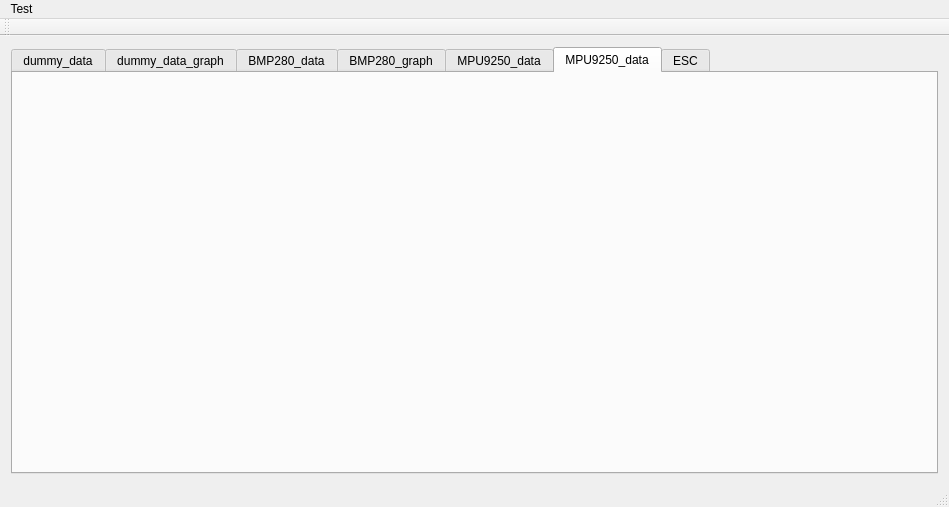
The window that src/mainwindow.ui (plasticadmiral/GUI-Base-Station-) describes before a commit, drawn with Qt 5.
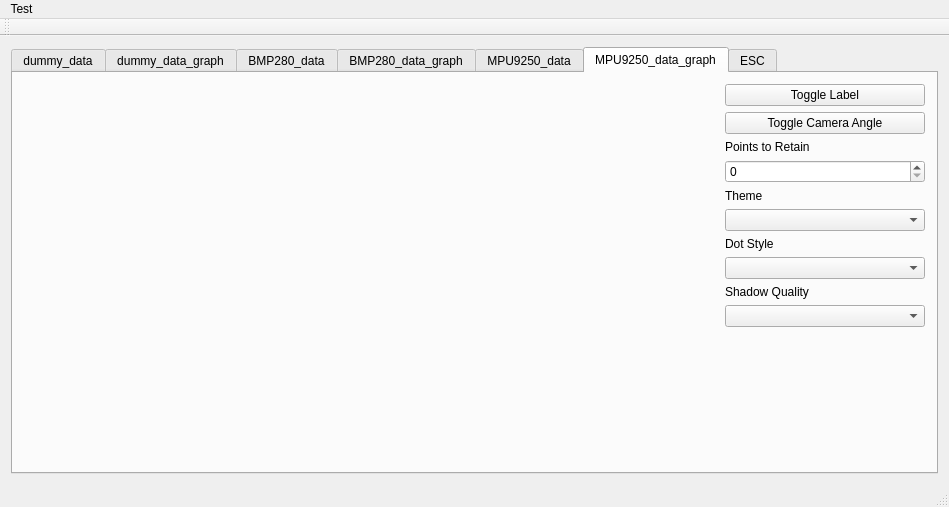
The same window after the commit. The open tabs and pages were chosen to show the change.

```diff
--- a/src/mainwindow.ui
+++ b/src/mainwindow.ui
@@ -18,7 +18,10 @@
     <item row="6" column="2">
      <widget class="QTabWidget" name="tabWidget">
       <property name="currentIndex">
-       <number>6</number>
+       <number>3</number>
+      </property>
+      <property name="tabBarAutoHide">
+       <bool>false</bool>
       </property>
       <widget class="QWidget" name="dummy_data_tab">
        <attribute name="title">
@@ -263,7 +266,7 @@
       </widget>
       <widget class="QWidget" name="BMP280_graph_tab">
        <attribute name="title">
-        <string>BMP280_graph</string>
+        <string>BMP280_data_graph</string>
        </attribute>
        <layout class="QGridLayout" name="gridLayout_6"/>
       </widget>
@@ -456,9 +459,118 @@
       </widget>
       <widget class="QWidget" name="MPU9250_graph_tab">
        <attribute name="title">
-        <string>MPU9250_data</string>
+        <string>MPU9250_data_graph</string>
        </attribute>
-       <layout class="QGridLayout" name="gridLayout_8"/>
+       <layout class="QGridLayout" name="gridLayout_8">
+        <item row="3" column="1">
+         <widget class="QSpinBox" name="MPU9250_graph_pts_to_retain_spin_box">
+          <property name="maximumSize">
+           <size>
+            <width>200</width>
+            <height>16777215</height>
+           </size>
+          </property>
+         </widget>
+        </item>
+        <item row="1" column="1">
+         <widget class="QPushButton" name="MPU9250_graph_toggle_cam_btn">
+          <property name="maximumSize">
+           <size>
+            <width>200</width>
+            <height>16777215</height>
+           </size>
+          </property>
+          <property name="text">
+           <string>Toggle Camera Angle</string>
+          </property>
+         </widget>
+        </item>
+        <item row="9" column="1">
+         <widget class="QComboBox" name="MPU9250_graph_shadow_quality_combo_box"/>
+        </item>
+        <item row="6" column="1">
+         <widget class="QLabel" name="MPU9250_graph_dot_Style_label">
+          <property name="text">
+           <string>Dot Style</string>
+          </property>
+         </widget>
+        </item>
+        <item row="7" column="1">
+         <widget class="QComboBox" name="MPU9250_graph_dot_style_combo_box"/>
+        </item>
+        <item row="5" column="1">
+         <widget class="QComboBox" name="MPU9250_graph_theme_combo_box">
+          <property name="maximumSize">
+           <size>
+            <width>200</width>
+            <height>16777215</height>
+           </size>
+          </property>
+         </widget>
+        </item>
+        <item row="0" column="1">
+         <widget class="QPushButton" name="MPU9250_graph_toggle_label_btn">
+          <property name="maximumSize">
+           <size>
+            <width>200</width>
+            <height>16777215</height>
+           </size>
+          </property>
+          <property name="text">
+           <string>Toggle Label</string>
+          </property>
+         </widget>
+        </item>
+        <item row="10" column="1">
+         <spacer name="verticalSpacer">
+          <property name="orientation">
+           <enum>Qt::Vertical</enum>
+          </property>
+          <property name="sizeHint" stdset="0">
+           <size>
+            <width>20</width>
+            <height>40</height>
+           </size>
+          </property>
+         </spacer>
+        </item>
+        <item row="2" column="1">
+         <widget class="QLabel" name="MPU9250_graph_pts_to_retain_label">
+          <property name="maximumSize">
+           <size>
+            <width>200</width>
+            <height>16777215</height>
+           </size>
+          </property>
+          <property name="text">
+           <string>Points to Retain</string>
+          </property>
+         </widget>
+        </item>
+        <item row="4" column="1">
+         <widget class="QLabel" name="MPU9250_graph_theme_label">
+          <property name="maximumSize">
+           <size>
+            <width>200</width>
+            <height>16777215</height>
+           </size>
+          </property>
+          <property name="text">
+           <string>Theme</string>
+          </property>
+         </widget>
+        </item>
+        <item row="8" column="1">
+         <widget class="QLabel" name="MPU9250_graph_shadow_quality_label">
+          <property name="text">
+           <string>Shadow Quality</string>
+          </property>
+         </widget>
+        </item>
+        <item row="0" column="0" rowspan="11">
+         <widget class="QWidget" name="MPU9250_graph_graph_window" native="true"/>
+        </item>
+       </layout>
       </widget>
       <widget class="QWidget" name="ESCControl">
        <property name="autoFillBackground">
```
Left out of the diff: 32 changed lines with no effect on the pictures.
